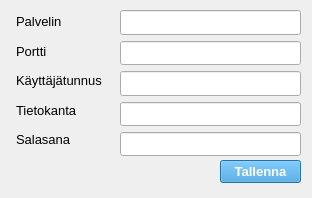
The window that settingsDialog.ui (TiViOpetus/Autolainaus) describes before a commit, drawn with Qt 5.
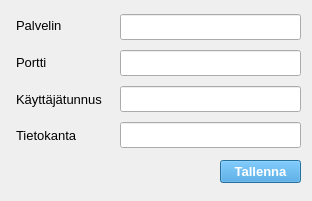
The same window after the commit.

```diff
--- a/settingsDialog.ui
+++ b/settingsDialog.ui
@@ -7,7 +7,7 @@
     <x>0</x>
     <y>0</y>
     <width>312</width>
-    <height>198</height>
+    <height>201</height>
    </rect>
   </property>
   <property name="windowTitle">
@@ -71,18 +71,6 @@
       </property>
      </widget>
     </item>
-    <item>
-     <widget class="QLabel" name="passwordLabel">
-      <property name="font">
-       <font>
-        <pointsize>10</pointsize>
-       </font>
-      </property>
-      <property name="text">
-       <string>Salasana</string>
-      </property>
-     </widget>
-    </item>
    </layout>
   </widget>
   <widget class="QWidget" name="layoutWidget_2">
@@ -143,21 +131,6 @@
       </property>
      </widget>
     </item>
-    <item>
-     <widget class="QLineEdit" name="passwordLineEdit">
-      <property name="font">
-       <font>
-        <pointsize>11</pointsize>
-       </font>
-      </property>
-      <property name="toolTip">
-       <string>&lt;html&gt;&lt;head/&gt;&lt;body&gt;&lt;p&gt;&lt;span style=&quot; font-size:10pt;&quot;&gt;Salasana&lt;/span&gt;&lt;/p&gt;&lt;/body&gt;&lt;/html&gt;</string>
-      </property>
-      <property name="echoMode">
-       <enum>QLineEdit::Password</enum>
-      </property>
-     </widget>
-    </item>
    </layout>
   </widget>
   <widget class="QPushButton" name="saveSettingsPushButton">
```
Left out of the diff: 3 changed lines with no effect on the pictures.
